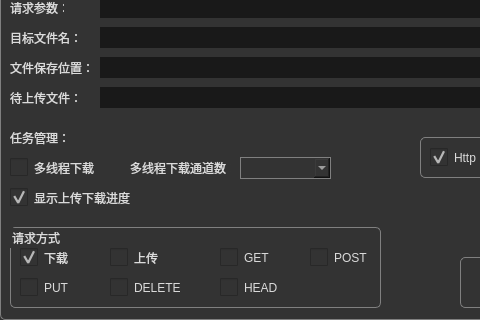
This is samples/networktool/addtask.ui in VilasWang/QtMultiThreadNetwork-master as Qt 5 draws it before an edit; both pictures show x 0 to 480 and y 93 to 413 of the 563 by 413 pixel window. The edited form follows.
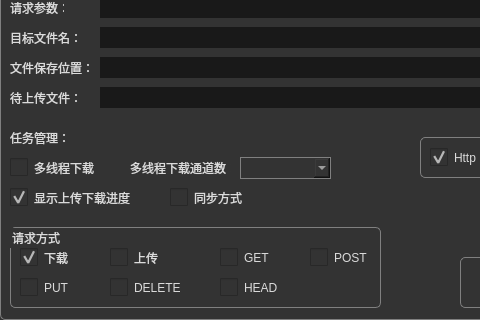
This is the edited form. Icons and pictures are not drawn.

Commit message: 1.增加同步请求机制 2.解决多线程中请求导致内存泄漏问题

```diff
--- a/samples/networktool/addtask.ui
+++ b/samples/networktool/addtask.ui
@@ -544,6 +544,28 @@
     <string>任务管理：</string>
    </property>
   </widget>
+  <widget class="QCheckBox" name="cb_sync">
+   <property name="geometry">
+    <rect>
+     <x>170</x>
+     <y>280</y>
+     <width>131</width>
+     <height>21</height>
+    </rect>
+   </property>
+   <property name="text">
+    <string>同步方式</string>
+   </property>
+   <property name="iconSize">
+    <size>
+     <width>18</width>
+     <height>18</height>
+    </size>
+   </property>
+   <property name="checked">
+    <bool>false</bool>
+   </property>
+  </widget>
  </widget>
  <resources/>
  <connections/>
```
The commit also changes 3 other files.
